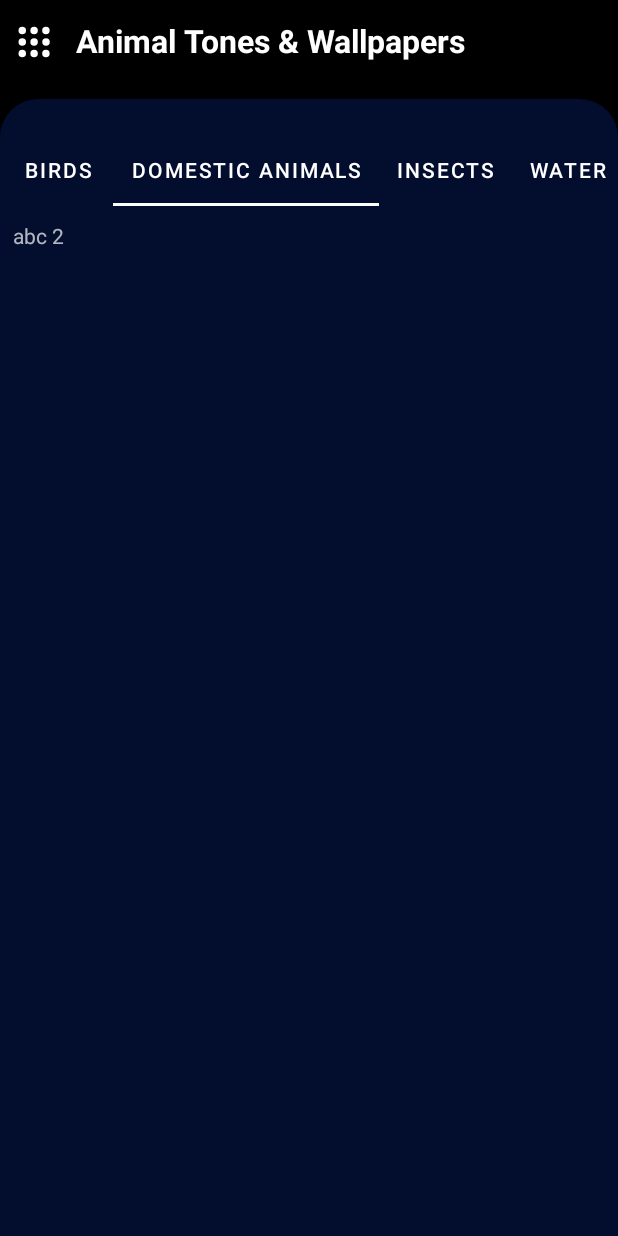
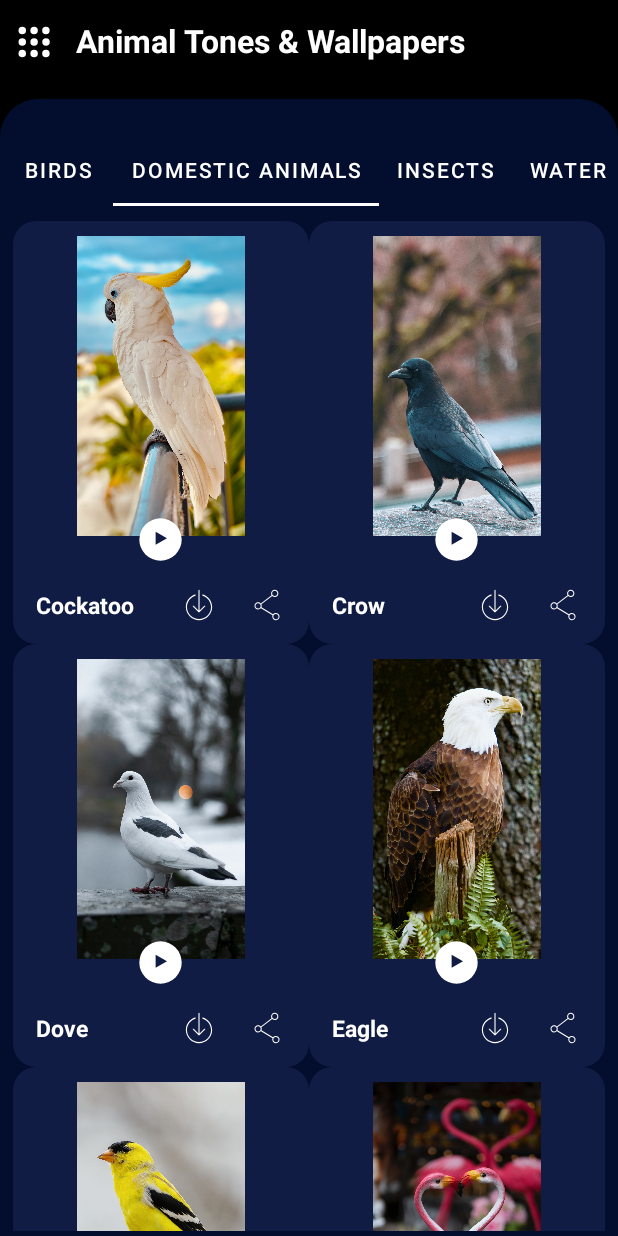
Before and after one commit to vinoddirishala/animal_sounds_kids_android, an Android app: the screen it shows after launch (Dashboard), tab 2 chosen, on a phone screen of 412 x 824 dp. Run offline under Robolectric (Android 15) with nearby library versions, the phone set to English and light mode, and no system bars.

Commit message:
dashboard partial design added...!!

```diff
--- a/app/src/main/java/com/jsrAppStudios/animalsounds/Home.java
+++ /dev/null
@@ -1,39 +0,0 @@
-package com.jsrAppStudios.animalsounds;
-
-import android.os.Bundle;
-import android.util.Log;
-import android.view.LayoutInflater;
-import android.view.View;
-import android.view.ViewGroup;
-import android.widget.TextView;
-import android.widget.Toast;
-
-import androidx.annotation.NonNull;
-import androidx.annotation.Nullable;
-import androidx.fragment.app.Fragment;
-
-public class Home extends Fragment {
-
-    public static Home getInstance(int param){
-        Bundle bundle = new Bundle();
-        bundle.putInt("position",param);
-        Home home = new Home();
-        home.setArguments(bundle);
-        return home;
-    }
-
-    TextView textView;
-
-    @Nullable
-    @Override
-    public View onCreateView(@NonNull LayoutInflater inflater, @Nullable ViewGroup container, @Nullable Bundle savedInstanceState) {
-        View view = inflater.inflate(R.layout.frag_home,container,false);
-        textView = view.findViewById(R.id.TE);
-        if (getArguments() != null){
-            Log.d("Position",getArguments().getInt("position")+" ");
-            textView.setText("abc "+getArguments().getInt("position"));
-        }
-        return view;
-
-    }
-}
--- /dev/null
+++ b/app/src/main/java/com/jsrAppStudios/animalsounds/fragments/Home.java
@@ -0,0 +1,76 @@
+package com.jsrAppStudios.animalsounds.fragments;
+
+import android.os.Bundle;
+import android.util.Log;
+import android.view.LayoutInflater;
+import android.view.View;
+import android.view.ViewGroup;
+import android.widget.TextView;
+
+import androidx.annotation.NonNull;
+import androidx.annotation.Nullable;
+import androidx.fragment.app.Fragment;
+import androidx.recyclerview.widget.GridLayoutManager;
+import androidx.recyclerview.widget.LinearLayoutManager;
+import androidx.recyclerview.widget.RecyclerView;
+
+import com.jsrAppStudios.animalsounds.R;
+import com.jsrAppStudios.animalsounds.adapters.DashboardAdapter;
+import com.jsrAppStudios.animalsounds.models.SoundsBean;
+import com.jsrAppStudios.animalsounds.utils.Constants;
+
+import java.util.ArrayList;
+
+public class Home extends Fragment {
+
+    RecyclerView listOfSoundsAndWallpapers;
+    GridLayoutManager linearLayoutManager;
+    DashboardAdapter dashboardAdapter;
+    ArrayList<SoundsBean> bean;
+
+    public static Home getInstance(int param){
+        Bundle bundle = new Bundle();
+        bundle.putInt("position",param);
+        Home home = new Home();
+        home.setArguments(bundle);
+        return home;
+    }
+
+
+    @Nullable
+    @Override
+    public View onCreateView(@NonNull LayoutInflater inflater, @Nullable ViewGroup container, @Nullable Bundle savedInstanceState) {
+        View view = inflater.inflate(R.layout.frag_home,container,false);
+        listOfSoundsAndWallpapers = view.findViewById(R.id.listOfSoundsAndWallpapers);
+        if (getArguments().getInt("position") != 0){
+            int pos = getArguments().getInt("position");
+            bean = getSoundsAndWallpapers(pos);
+            linearLayoutManager = new GridLayoutManager(getActivity(),2);
+            listOfSoundsAndWallpapers.setLayoutManager(linearLayoutManager);
+            dashboardAdapter = new DashboardAdapter(getActivity(),bean);
+            listOfSoundsAndWallpapers.setAdapter(dashboardAdapter);
+        }
+
+        return view;
+
+    }
+
+
+
+    private ArrayList<SoundsBean> getSoundsAndWallpapers(int pos){
+        switch (pos){
+            case 1:
+                return Constants.getBirdsBean();
+            case 2:
+                return Constants.getBirdsBean();
+            case 3:
+                return Constants.getBirdsBean();
+            case 4:
+                return Constants.getBirdsBean();
+            case 5:
+                return Constants.getBirdsBean();
+        }
+        return null;
+    }
+
+}
--- a/app/src/main/java/com/jsrAppStudios/animalsounds/utils/Constants.java
+++ b/app/src/main/java/com/jsrAppStudios/animalsounds/utils/Constants.java
@@ -1,31 +1,27 @@
 package com.jsrAppStudios.animalsounds.utils;
 
 import com.jsrAppStudios.animalsounds.R;
+import com.jsrAppStudios.animalsounds.models.SoundsBean;
+
+import java.util.ArrayList;
 
 public class Constants {
 
     public static int SPLASH_TIMEOUT = 1500;
 
-    String[] birds = {"Cockatoo","Crow","Dove","Eagle","Finch","Flamingo","Goose","Hummingbird","Kingfisher","Macaw","Owl","Parrot",
-    "Peacock","Rooster","Seagull","Sparrow","Toucan","Turkey","Woodpecker"};
 
     String[] insects = {""};
     String[] domesticAnimals = {""};
     String[] waterMammals = {""};
     String[] wildAnimals = {""};
 
-    int[] birdSounds = {R.raw.cockatoo,R.raw.crow,R.raw.dove,R.raw.eagle,R.raw.finch,R.raw.flamingo,
-    R.raw.goose,R.raw.hummingbird,R.raw.kingfisher_bird,R.raw.macao,R.raw.owl,R.raw.parrot,
-    R.raw.peacock,R.raw.rooster,R.raw.seagull,R.raw.sparrow,R.raw.toucan,R.raw.turkey,R.raw.woodpecker};
+
 
     int[] insectSounds = {};
     int[] domesticAnimalSounds = {};
     int[] waterMammalSounds = {};
     int[] wildAnimalSounds = {};
 
-    int[] birdWallpapers = {R.drawable.cockatoo,R.drawable.crow,R.drawable.dove,R.drawable.eagle,
-    R.drawable.finch,R.drawable.flamingo,R.drawable.goose,R.drawable.humming_bird,R.drawable.kingfisher,R.drawable.macaw,R.drawable.owl,
-    R.drawable.parrot,R.drawable.peacock,R.drawable.rooster,R.drawable.seagul,R.drawable.sparrow,R.drawable.toucan,R.drawable.turkeybird,R.drawable.woodpecker};
 
     int[] insectWallpapers = {};
     int[] domesticAnimalWallpapers = {};
@@ -33,5 +29,29 @@ public class Constants {
     int[] wildAnimalWallpapers = {};
 
 
+    public static ArrayList<SoundsBean> getBirdsBean(){
+        ArrayList<SoundsBean> birdsArray = new ArrayList<>();
+        birdsArray.add(new SoundsBean("Cockatoo",R.raw.cockatoo,R.drawable.cockatoo));
+        birdsArray.add(new SoundsBean("Crow",R.raw.crow,R.drawable.crow));
+        birdsArray.add(new SoundsBean("Dove",R.raw.dove,R.drawable.dove));
+        birdsArray.add(new SoundsBean("Eagle",R.raw.eagle,R.drawable.eagle));
+        birdsArray.add(new SoundsBean("Finch",R.raw.finch,R.drawable.finch));
+        birdsArray.add(new SoundsBean("Flamingo",R.raw.flamingo,R.drawable.flamingo));
+        birdsArray.add(new SoundsBean("Goose",R.raw.goose,R.drawable.goose));
+        birdsArray.add(new SoundsBean("Hummingbird",R.raw.hummingbird,R.drawable.humming_bird));
+        birdsArray.add(new SoundsBean("Kingfisher",R.raw.kingfisher_bird,R.drawable.kingfisher));
+        birdsArray.add(new SoundsBean("Macaw",R.raw.macao,R.drawable.macaw));
+        birdsArray.add(new SoundsBean("Owl",R.raw.owl,R.drawable.owl));
+        birdsArray.add(new SoundsBean("Parrot",R.raw.parrot,R.drawable.parrot));
+        birdsArray.add(new SoundsBean("Peacock",R.raw.peacock,R.drawable.peacock));
+        birdsArray.add(new SoundsBean("Rooster",R.raw.rooster,R.drawable.rooster));
+        birdsArray.add(new SoundsBean("Seagull",R.raw.seagull,R.drawable.seagul));
+        birdsArray.add(new SoundsBean("Sparrow",R.raw.sparrow,R.drawable.sparrow));
+        birdsArray.add(new SoundsBean("Toucan",R.raw.toucan,R.drawable.toucan));
+        birdsArray.add(new SoundsBean("Turkey",R.raw.turkey,R.drawable.turkeybird));
+        birdsArray.add(new SoundsBean("Woodpecker",R.raw.woodpecker,R.drawable.woodpecker));
+        return birdsArray;
+    }
+
 
 }
--- a/app/src/main/res/layout/frag_home.xml
+++ b/app/src/main/res/layout/frag_home.xml
@@ -7,9 +7,9 @@
     android:paddingTop="@dimen/tenDP"
     android:layout_height="match_parent">
 
-    <TextView
-        android:id="@+id/TE"
-        android:layout_width="wrap_content"
-        android:layout_height="wrap_content"/>
+   <androidx.recyclerview.widget.RecyclerView
+       android:id="@+id/listOfSoundsAndWallpapers"
+       android:layout_width="match_parent"
+       android:layout_height="wrap_content"/>
 
 </LinearLayout>
```
Also changed, not shown: app/src/main/java/com/jsrAppStudios/animalsounds/adapters/ViewPagerAdapter.java (+1 -6 lines).
